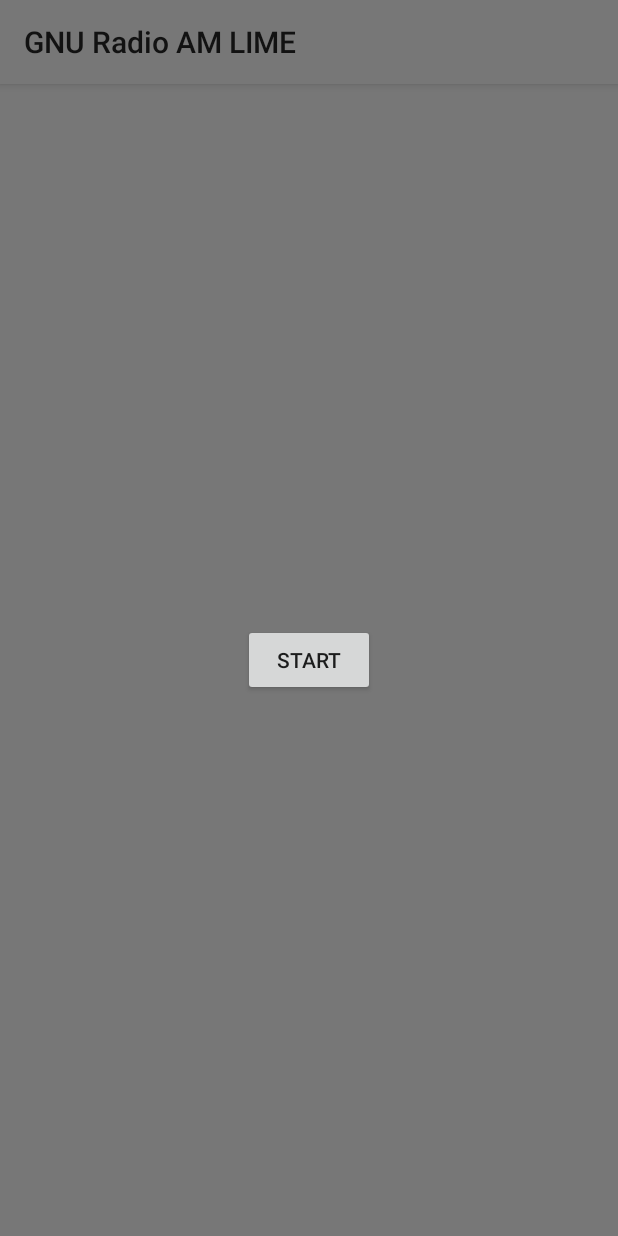
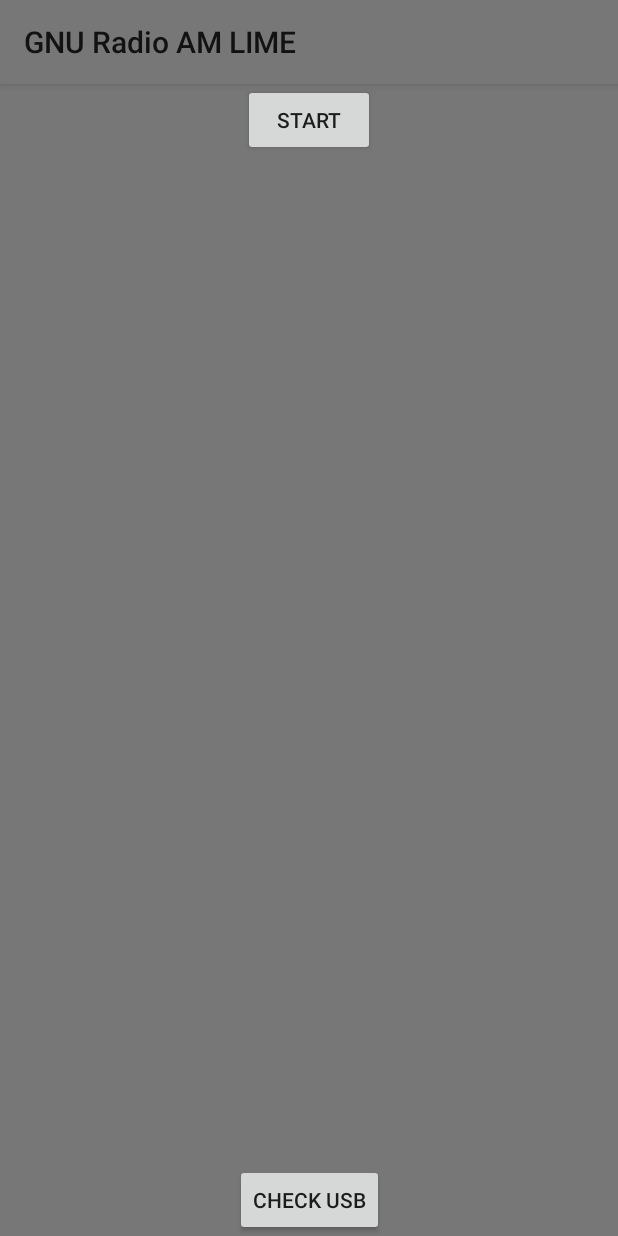
Before and after one commit to LokQiJun/DSO_Intern, an Android app: the screen it shows after launch (MainActivity), on a phone screen of 412 x 824 dp. Run offline under Robolectric (Android 15) with nearby library versions, the phone set to English and light mode, and no system bars; 2 statements that could not run were skipped.

Commit message:
Added libusb code in JNI to check if android device is able to detect USB devices

```diff
--- a/app/src/main/java/net/bastibl/fmrx/MainActivity.kt
+++ b/app/src/main/java/net/bastibl/fmrx/MainActivity.kt
@@ -44,11 +44,21 @@
         startButton.setOnClickListener {
             try {
                 var errorMessage = fgInit(1, "")
-                displayNotification("Flowgraph initalised, error:${errorMessage}")
+                displayNotification("Flowgraph initalised\nError:${errorMessage}")
 //                errorMessage = fgStart(cacheDir.absolutePath)
 //                displayNotification("Flowgraph running, error:${errorMessage}")
             } catch (e: Exception) {
                 displayNotification("Error running app")
+            }
+        }
+
+        val usbButton = findViewById<Button>(R.id.usbButton)
+        usbButton.setOnClickListener {
+            try {
+                var errorMessage = checkUSB()
+                displayNotification("USB Connections:\n${errorMessage}")
+            } catch (e: Exception) {
+                displayNotification("Error running JNI code to check USB connections")
             }
         }
     }
@@ -193,6 +203,7 @@
     external fun fgStop(): Void
     external fun fgRep(): String
     external fun grConf(): String
+    external fun checkUSB(): String
 
     companion object {
         init {
--- a/app/src/main/res/layout/activity_main.xml
+++ b/app/src/main/res/layout/activity_main.xml
@@ -27,7 +27,17 @@
         android:text="Start"
         ap:layout_constraintRight_toRightOf="parent"
         ap:layout_constraintLeft_toLeftOf="parent"
-        ap:layout_constraintBottom_toBottomOf="parent"
+        ap:layout_constraintBottom_toTopOf="usbButton"
         ap:layout_constraintTop_toTopOf="parent"/>
 
+    <Button
+        android:id="@+id/usbButton"
+        android:layout_height="wrap_content"
+        android:layout_width="wrap_content"
+        android:text="Check USB"
+        ap:layout_constraintRight_toRightOf="parent"
+        ap:layout_constraintLeft_toLeftOf="parent"
+        ap:layout_constraintBottom_toBottomOf="parent"
+        ap:layout_constraintTop_toBottomOf="startButton"/>
+
 </androidx.constraintlayout.widget.ConstraintLayout>
```
Also changed, not shown: 1 other file.
